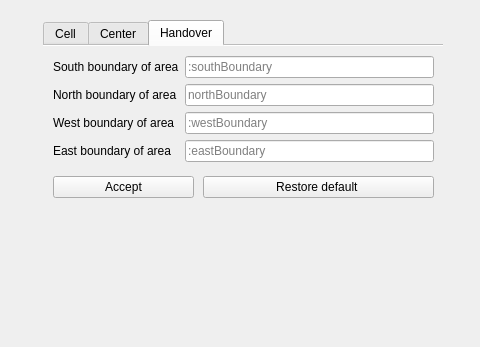
Old version of the form LTEsimGeneratorGUI/Ui/Windows/newmapwindow.ui in the repository moniss23/junit4; both pictures show x 707 to 1187 and y 0 to 347 of the 1187 by 816 pixel window.
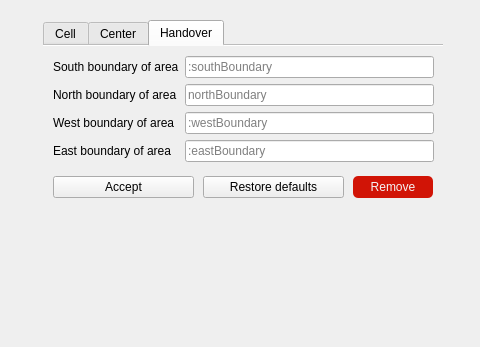
New version of the form. Icons and pictures are not drawn.

Commit message:
Added 'Remove' handover widget button
This button also removes handovers from project (not only from UI)

```diff
--- a/LTEsimGeneratorGUI/Ui/Windows/newmapwindow.ui
+++ b/LTEsimGeneratorGUI/Ui/Windows/newmapwindow.ui
@@ -859,12 +859,12 @@
        <rect>
         <x>160</x>
         <y>130</y>
-        <width>231</width>
+        <width>141</width>
         <height>22</height>
        </rect>
       </property>
       <property name="text">
-       <string>Restore default </string>
+       <string>Restore defaults</string>
       </property>
       <property name="flat">
        <bool>false</bool>
@@ -889,6 +889,197 @@
        <string>Accept</string>
       </property>
      </widget>
+     <widget class="QPushButton" name="removeHandoverBtn">
+      <property name="geometry">
+       <rect>
+        <x>310</x>
+        <y>130</y>
+        <width>80</width>
+        <height>22</height>
+       </rect>
+      </property>
+      <property name="palette">
+       <palette>
+        <active>
+         <colorrole role="WindowText">
+          <brush brushstyle="SolidPattern">
+           <color alpha="255">
+            <red>245</red>
+            <green>245</green>
+            <blue>245</blue>
+           </color>
+          </brush>
+         </colorrole>
+         <colorrole role="Button">
+          <brush brushstyle="SolidPattern">
+           <color alpha="255">
+            <red>209</red>
+            <green>20</green>
+            <blue>6</blue>
+           </color>
+          </brush>
+         </colorrole>
+         <colorrole role="Text">
+          <brush brushstyle="SolidPattern">
+           <color alpha="255">
+            <red>245</red>
+            <green>245</green>
+            <blue>245</blue>
+           </color>
+          </brush>
+         </colorrole>
+         <colorrole role="ButtonText">
+          <brush brushstyle="SolidPattern">
+           <color alpha="255">
+            <red>245</red>
+            <green>245</green>
+            <blue>245</blue>
+           </color>
+          </brush>
+         </colorrole>
+         <colorrole role="Base">
+          <brush brushstyle="SolidPattern">
+           <color alpha="255">
+            <red>209</red>
+            <green>20</green>
+            <blue>6</blue>
+           </color>
+          </brush>
+         </colorrole>
+         <colorrole role="Window">
+          <brush brushstyle="SolidPattern">
+           <color alpha="255">
+            <red>209</red>
+            <green>20</green>
+            <blue>6</blue>
+           </color>
+          </brush>
+         </colorrole>
+        </active>
+        <inactive>
+         <colorrole role="WindowText">
+          <brush brushstyle="SolidPattern">
+           <color alpha="255">
+            <red>245</red>
+            <green>245</green>
+            <blue>245</blue>
+           </color>
+          </brush>
+         </colorrole>
+         <colorrole role="Button">
+          <brush brushstyle="SolidPattern">
+           <color alpha="255">
+            <red>209</red>
+            <green>20</green>
+            <blue>6</blue>
+           </color>
+          </brush>
+         </colorrole>
+         <colorrole role="Text">
+          <brush brushstyle="SolidPattern">
+           <color alpha="255">
+            <red>245</red>
+            <green>245</green>
+            <blue>245</blue>
+           </color>
+          </brush>
+         </colorrole>
+         <colorrole role="ButtonText">
+          <brush brushstyle="SolidPattern">
+           <color alpha="255">
+            <red>245</red>
+            <green>245</green>
+            <blue>245</blue>
+           </color>
+          </brush>
+         </colorrole>
+         <colorrole role="Base">
+          <brush brushstyle="SolidPattern">
+           <color alpha="255">
+            <red>209</red>
+            <green>20</green>
+            <blue>6</blue>
+           </color>
+          </brush>
+         </colorrole>
+         <colorrole role="Window">
+          <brush brushstyle="SolidPattern">
+           <color alpha="255">
+            <red>209</red>
+            <green>20</green>
+            <blue>6</blue>
+           </color>
+          </brush>
+         </colorrole>
+        </inactive>
+        <disabled>
+         <colorrole role="WindowText">
+          <brush brushstyle="SolidPattern">
+           <color alpha="255">
+            <red>245</red>
+            <green>245</green>
+            <blue>245</blue>
+           </color>
+          </brush>
+         </colorrole>
+         <colorrole role="Button">
+          <brush brushstyle="SolidPattern">
+           <color alpha="255">
+            <red>209</red>
+            <green>20</green>
+            <blue>6</blue>
+           </color>
+          </brush>
+         </colorrole>
+         <colorrole role="Text">
+          <brush brushstyle="SolidPattern">
+           <color alpha="255">
+            <red>245</red>
+            <green>245</green>
+            <blue>245</blue>
+           </color>
+          </brush>
+         </colorrole>
+         <colorrole role="ButtonText">
+          <brush brushstyle="SolidPattern">
+           <color alpha="255">
+            <red>245</red>
+            <green>245</green>
+            <blue>245</blue>
+           </color>
+          </brush>
+         </colorrole>
+         <colorrole role="Base">
+          <brush brushstyle="SolidPattern">
+           <color alpha="255">
+            <red>209</red>
+            <green>20</green>
+            <blue>6</blue>
+           </color>
+          </brush>
+         </colorrole>
+         <colorrole role="Window">
+          <brush brushstyle="SolidPattern">
+           <color alpha="255">
+            <red>209</red>
+            <green>20</green>
+            <blue>6</blue>
+           </color>
+          </brush>
+         </colorrole>
+        </disabled>
+       </palette>
+      </property>
+      <property name="styleSheet">
+       <string notr="true">border:0;
+color:#f5f5f5;
+border-radius:5px;
+background-color:#d11406;</string>
+      </property>
+      <property name="text">
+       <string>Remove</string>
+      </property>
+     </widget>
     </widget>
    </widget>
   </widget>
```
Left out of the diff: 61 changed lines with no effect on the pictures. The commit also changes 6 other files.
